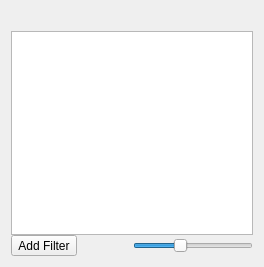
Old version of the form app/thumbnailviewpanel.ui in the repository KDE/gwenview.
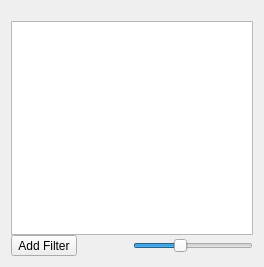
New version of the form. Custom widgets are drawn as their Qt base class.

Commit message: Move collapser below urlnavigator.

Diff of the .ui file:
```diff
--- a/app/thumbnailviewpanel.ui
+++ b/app/thumbnailviewpanel.ui
@@ -14,7 +14,7 @@
    <property name="spacing">
     <number>0</number>
    </property>
-   <item row="0" column="2">
+   <item row="0" column="1">
     <widget class="QWidget" name="mUrlNavigatorContainer" native="true">
      <property name="sizePolicy">
       <sizepolicy hsizetype="Expanding" vsizetype="Preferred">
@@ -30,7 +30,7 @@
      </property>
     </widget>
    </item>
-   <item row="1" column="0" colspan="3">
+   <item row="1" column="0" colspan="2">
     <widget class="Gwenview::ThumbnailView" name="mThumbnailView"/>
    </item>
    <item row="2" column="0" colspan="3">
@@ -115,22 +115,6 @@
      </layout>
     </widget>
    </item>
-   <item row="0" column="1">
-    <spacer name="horizontalSpacer">
-     <property name="orientation">
-      <enum>Qt::Horizontal</enum>
-     </property>
-     <property name="sizeType">
-      <enum>QSizePolicy::Fixed</enum>
-     </property>
-     <property name="sizeHint" stdset="0">
-      <size>
-       <width>20</width>
-       <height>20</height>
-      </size>
-     </property>
-    </spacer>
-   </item>
   </layout>
  </widget>
  <customwidgets>
```
Left out of the diff: 4 changed lines with no effect on the pictures. The commit also changes 1 other file.
